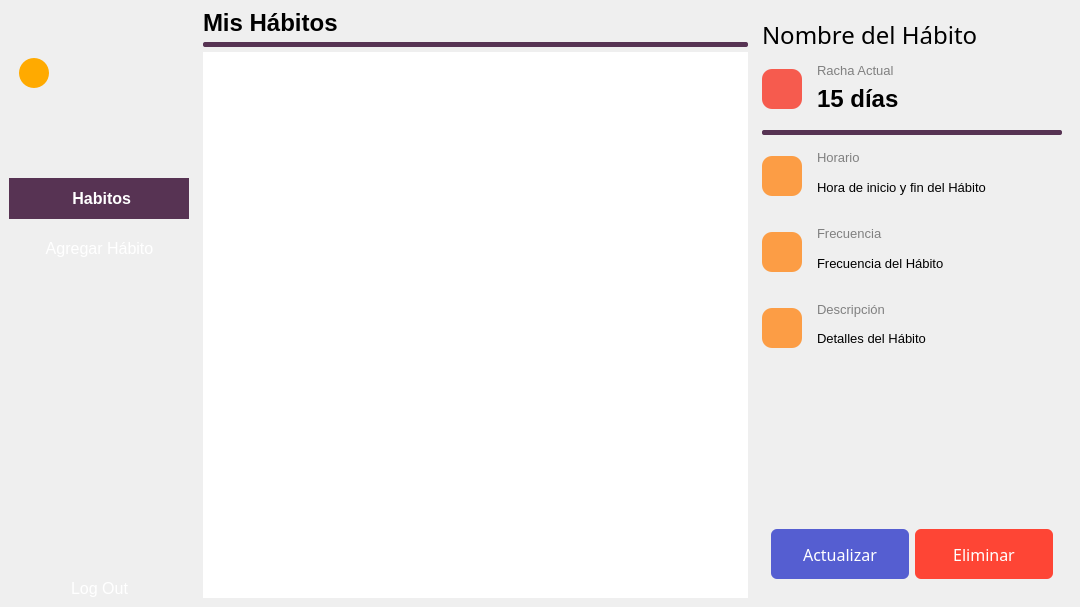
Old version of the form UI/habit_manager.ui in the repository ReizoVC/Fial-DAFE.
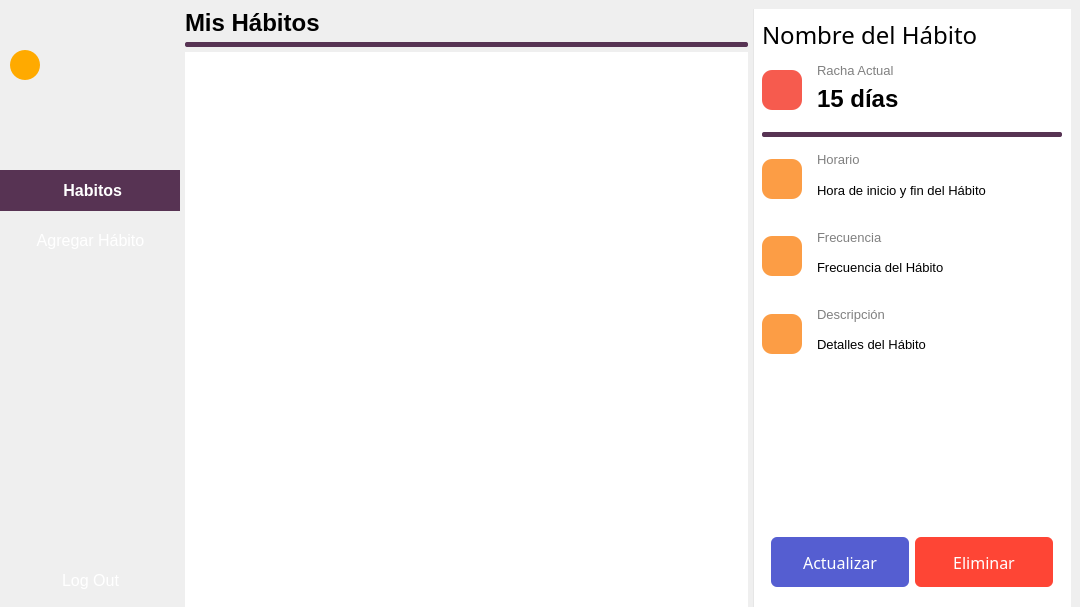
New version of the form. Icons and pictures are not drawn.

```diff
--- a/UI/habit_manager.ui
+++ b/UI/habit_manager.ui
@@ -33,6 +33,12 @@
     <property name="leftMargin">
      <number>0</number>
     </property>
+    <property name="rightMargin">
+     <number>9</number>
+    </property>
+    <property name="bottomMargin">
+     <number>0</number>
+    </property>
     <item>
      <widget class="QWidget" name="leftSidebarLayout" native="true">
       <property name="minimumSize">
@@ -42,6 +48,21 @@
        </size>
       </property>
       <layout class="QVBoxLayout" name="leftSidebarLayou">
+       <property name="spacing">
+        <number>0</number>
+       </property>
+       <property name="leftMargin">
+        <number>0</number>
+       </property>
+       <property name="topMargin">
+        <number>1</number>
+       </property>
+       <property name="rightMargin">
+        <number>0</number>
+       </property>
+       <property name="bottomMargin">
+        <number>0</number>
+       </property>
        <item>
         <widget class="QWidget" name="background" native="true">
          <property name="minimumSize">
@@ -266,6 +287,13 @@
     </item>
     <item>
      <widget class="QWidget" name="rightSidebarContainer" native="true">
+      <property name="styleSheet">
+       <string notr="true">QWidget#rightSidebarContainer {
+    background-color: white;
+    border-left: 1px solid rgba(0, 0, 0, 0.1);
+}
+</string>
+      </property>
       <layout class="QVBoxLayout" name="rightLayout">
        <item>
         <widget class="QLabel" name="habitTitleLabel">
```
